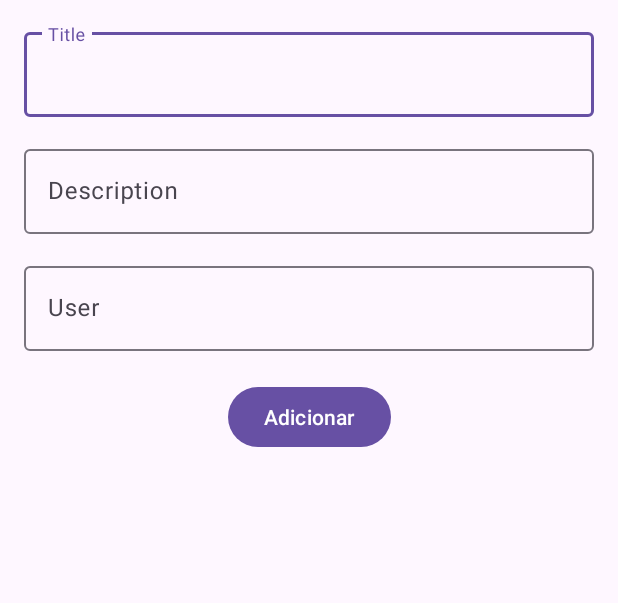
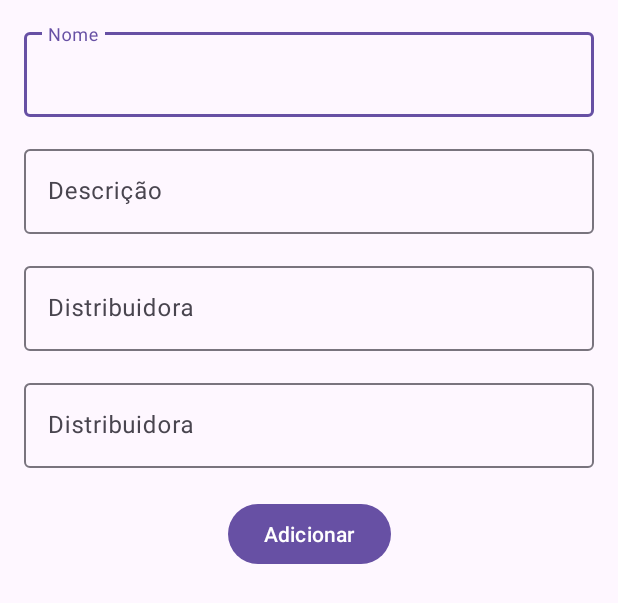
Before and after one commit to xJoaoPedro/kotlin-AS, an Android app: the layout fragment_form_game.xml on its own in the app's theme, with its tools: preview values and no code run, on a phone screen of 412 x 824 dp. Shown: the top 603 px of the screen. Run offline under Robolectric (Android 15) with nearby library versions, the phone set to English and light mode, and no system bars.

Commit message:
leve correção

```diff
--- a/app/src/main/java/br/com/ulbra/ap2quinta/MainActivity.kt
+++ b/app/src/main/java/br/com/ulbra/ap2quinta/MainActivity.kt
@@ -4,10 +4,12 @@ import android.os.Bundle
 import androidx.activity.enableEdgeToEdge
 import androidx.appcompat.app.AppCompatActivity
 import androidx.appcompat.widget.Toolbar
+import androidx.databinding.DataBindingUtil
 import androidx.navigation.NavController
 import androidx.navigation.fragment.NavHostFragment
 import androidx.navigation.ui.AppBarConfiguration
 import androidx.navigation.ui.setupActionBarWithNavController
+import br.com.ulbra.ap2quinta.databinding.ActivityMainBinding
 
 class MainActivity : AppCompatActivity() {
     private lateinit var binding: ActivityMainBinding
--- a/app/src/main/java/br/com/ulbra/ap2quinta/ui/fragments/GameListFragment.kt
+++ b/app/src/main/java/br/com/ulbra/ap2quinta/ui/fragments/GameListFragment.kt
@@ -16,7 +16,8 @@ import com.google.android.material.floatingactionbutton.FloatingActionButton
 import com.google.android.material.snackbar.Snackbar
 
 class GameListFragment : Fragment() {
-    private lateinit var binding = FragmentGameListBinding
+    private var _binding: FragmentGameListBinding? = null
+    private val binding get() = _binding!!
     private lateinit var adapter: GameAdapter
     private val gameViewModel: GameViewModel by viewModels()
 
@@ -28,7 +29,7 @@ class GameListFragment : Fragment() {
             adapter.submitList(games)
         }
 
-        binding = FragmentGameListBinding.inflate(inflater, container, false)
+        _binding = FragmentGameListBinding.inflate(inflater, container, false)
         return binding.root
     }
 
--- a/app/src/main/res/layout/fragment_form_game.xml
+++ b/app/src/main/res/layout/fragment_form_game.xml
@@ -9,17 +9,18 @@
 
 
         <com.google.android.material.textfield.TextInputLayout
-                android:id="@+id/layoutTxtTitle"
+                android:id="@+id/layoutTxtNome"
                 android:layout_width="match_parent"
                 android:layout_height="wrap_content"
                 android:layout_margin="16dp"
-                android:hint="Title"
+                android:hint="Nome"
                 app:layout_constraintEnd_toEndOf="parent"
                 app:layout_constraintStart_toStartOf="parent"
                 app:layout_constraintTop_toTopOf="parent">
 
 
             <com.google.android.material.textfield.TextInputEditText
+                    android:id="@+id/edtName"
                     android:layout_width="match_parent"
                     android:layout_height="wrap_content" />
         </com.google.android.material.textfield.TextInputLayout>
@@ -30,30 +31,49 @@
                 android:layout_width="match_parent"
                 android:layout_height="wrap_content"
                 android:layout_margin="16dp"
-                android:hint="Description"
+                android:hint="Descrição"
                 app:layout_constraintEnd_toEndOf="parent"
                 app:layout_constraintStart_toStartOf="parent"
-                app:layout_constraintTop_toBottomOf="@id/layoutTxtTitle">
+                app:layout_constraintTop_toBottomOf="@id/layoutTxtNome">
 
 
             <com.google.android.material.textfield.TextInputEditText
+                    android:id="@+id/edtDescription"
                     android:layout_width="match_parent"
                     android:layout_height="wrap_content" />
         </com.google.android.material.textfield.TextInputLayout>
 
 
         <com.google.android.material.textfield.TextInputLayout
-                android:id="@+id/layoutTxtUser"
+                android:id="@+id/layoutTxtPublisher"
                 android:layout_width="match_parent"
                 android:layout_height="wrap_content"
                 android:layout_margin="16dp"
-                android:hint="User"
+                android:hint="Distribuidora"
                 app:layout_constraintEnd_toEndOf="parent"
                 app:layout_constraintStart_toStartOf="parent"
                 app:layout_constraintTop_toBottomOf="@id/layoutTxtDescription">
 
 
             <com.google.android.material.textfield.TextInputEditText
+                    android:id="@+id/edtPublisher"
+                    android:layout_width="match_parent"
+                    android:layout_height="wrap_content" />
+        </com.google.android.material.textfield.TextInputLayout>
+
+        <com.google.android.material.textfield.TextInputLayout
+                android:id="@+id/layoutTxtLaunchYear"
+                android:layout_width="match_parent"
+                android:layout_height="wrap_content"
+                android:layout_margin="16dp"
+                android:hint="Distribuidora"
+                app:layout_constraintEnd_toEndOf="parent"
+                app:layout_constraintStart_toStartOf="parent"
+                app:layout_constraintTop_toBottomOf="@id/layoutTxtPublisher">
+
+
+            <com.google.android.material.textfield.TextInputEditText
+                    android:id="@+id/edtLaunchYear"
                     android:layout_width="match_parent"
                     android:layout_height="wrap_content" />
         </com.google.android.material.textfield.TextInputLayout>
@@ -67,7 +87,7 @@
                 android:text="Adicionar"
                 app:layout_constraintEnd_toEndOf="parent"
                 app:layout_constraintStart_toStartOf="parent"
-                app:layout_constraintTop_toBottomOf="@id/layoutTxtUser" />
+                app:layout_constraintTop_toBottomOf="@id/layoutTxtLaunchYear" />
     </androidx.constraintlayout.widget.ConstraintLayout>
 
 
--- a/app/src/main/res/mipmap-anydpi/ic_launcher.xml
+++ /dev/null
@@ -1,6 +0,0 @@
-<?xml version="1.0" encoding="utf-8"?>
-<adaptive-icon xmlns:android="http://schemas.android.com/apk/res/android">
-    <background android:drawable="@drawable/ic_launcher_background" />
-    <foreground android:drawable="@drawable/ic_launcher_foreground" />
-    <monochrome android:drawable="@drawable/ic_launcher_foreground" />
-</adaptive-icon>
--- a/app/src/main/res/mipmap-anydpi/ic_launcher_round.xml
+++ /dev/null
@@ -1,6 +0,0 @@
-<?xml version="1.0" encoding="utf-8"?>
-<adaptive-icon xmlns:android="http://schemas.android.com/apk/res/android">
-    <background android:drawable="@drawable/ic_launcher_background" />
-    <foreground android:drawable="@drawable/ic_launcher_foreground" />
-    <monochrome android:drawable="@drawable/ic_launcher_foreground" />
-</adaptive-icon>
```
Also changed, not shown: app/src/main/java/br/com/ulbra/ap2quinta/ui/adapter/GameViewHolder.kt (+4 -4 lines), app/src/main/java/br/com/ulbra/ap2quinta/ui/fragments/FormGameFragment.kt (+7 -4 lines), app/src/main/res/layout/game_item_list.xml (+2 -6 lines).
